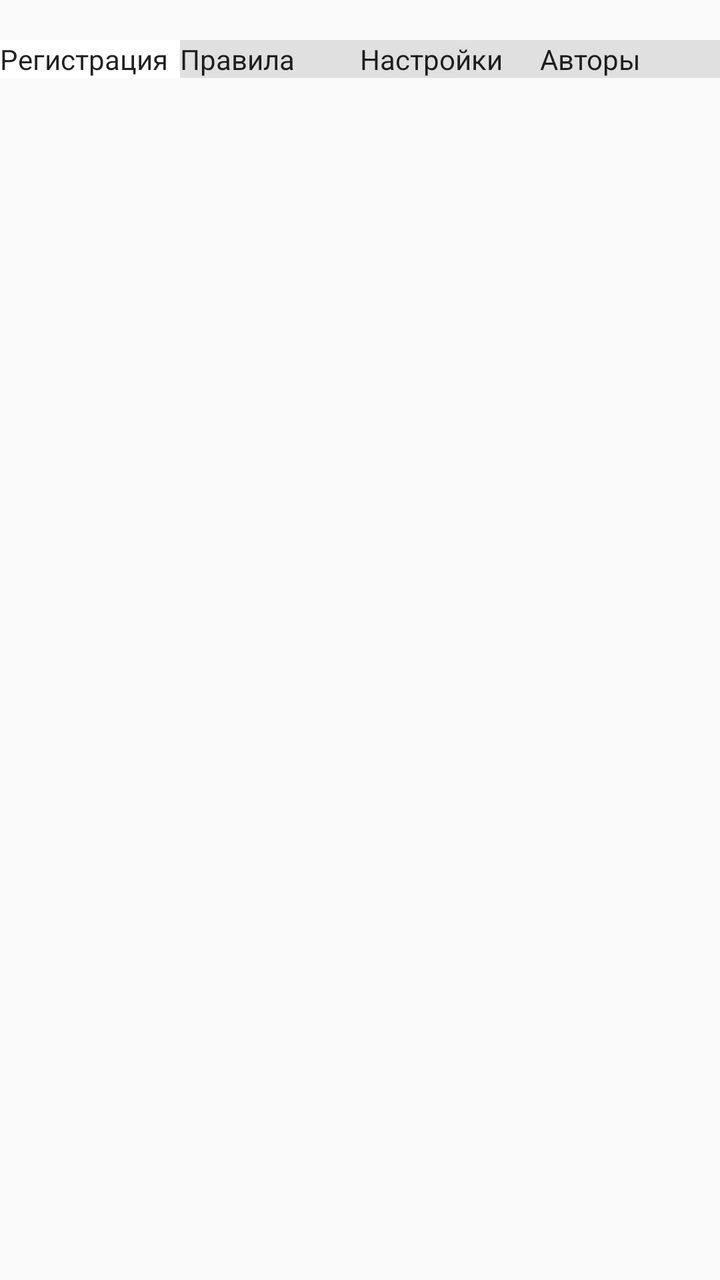
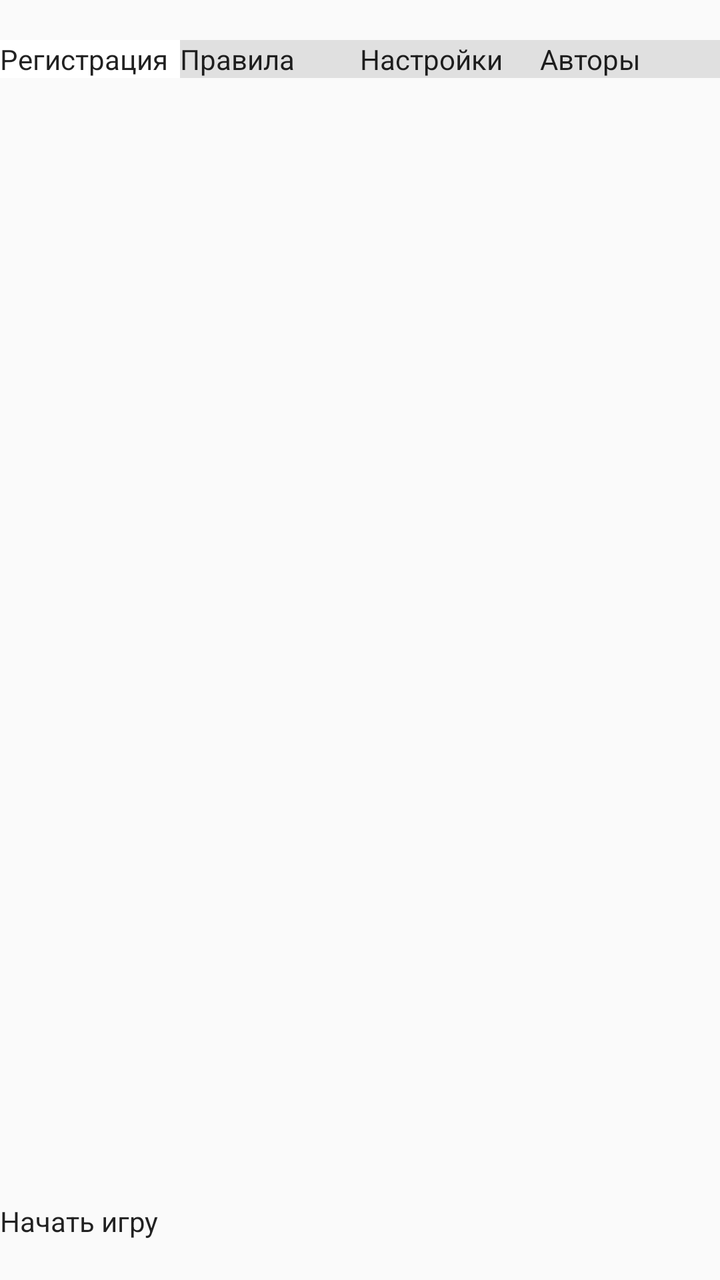

Screens rendered from an Android XML layout before and after an edit, with the pre-edit source and the edit as a unified diff.
<!-- AndroidManifest.xml: activity theme Theme.MyApplication -->
<!-- res/layout/main.xml -->
<LinearLayout xmlns:android="http://schemas.android.com/apk/res/android"
    xmlns:app="http://schemas.android.com/apk/res-auto"
    android:layout_width="match_parent"
    android:layout_height="match_parent"
    android:orientation="vertical">

    <LinearLayout
        android:layout_width="match_parent"
        android:layout_height="wrap_content"
        android:orientation="horizontal"
        android:background="#f0f0f0"
        android:layout_marginTop="20dp">

        <Button
            android:id="@+id/tab1"
            android:layout_width="0dp"
            android:layout_height="wrap_content"
            android:layout_weight="1"
            android:text="Регистрация"
            android:background="#ffffff" />

        <Button
            android:id="@+id/tab2"
            android:layout_width="0dp"
            android:layout_height="wrap_content"
            android:layout_weight="1"
            android:text="Правила"
            android:background="#e0e0e0" />

        <Button
            android:id="@+id/tab3"
            android:layout_width="0dp"
            android:layout_height="wrap_content"
            android:layout_weight="1"
            android:text="Настройки"
            android:background="#e0e0e0" />

        <Button
            android:id="@+id/tab4"
            android:layout_width="0dp"
            android:layout_height="wrap_content"
            android:layout_weight="1"
            android:text="Авторы"
            android:background="#e0e0e0" />

    </LinearLayout>

    <androidx.viewpager2.widget.ViewPager2
        android:id="@+id/pager"
        android:layout_width="match_parent"
        android:layout_height="0dp"
        android:layout_weight="1" />

</LinearLayout>
<!-- resources referenced by this layout -->
<resources>
  <style name="Theme.MyApplication" parent="android:Theme.Material.Light.NoActionBar" />
</resources>

<!-- the commit's change to res/layout/main.xml (unified diff, before → after) -->
@@ -51,4 +51,11 @@
         android:layout_height="0dp"
         android:layout_weight="1" />
 
+    <Button
+        android:id="@+id/startGame"
+        android:layout_width="match_parent"
+        android:layout_height="wrap_content"
+        android:text="Начать игру"
+        android:layout_marginBottom="20dp"/>
+
 </LinearLayout>
